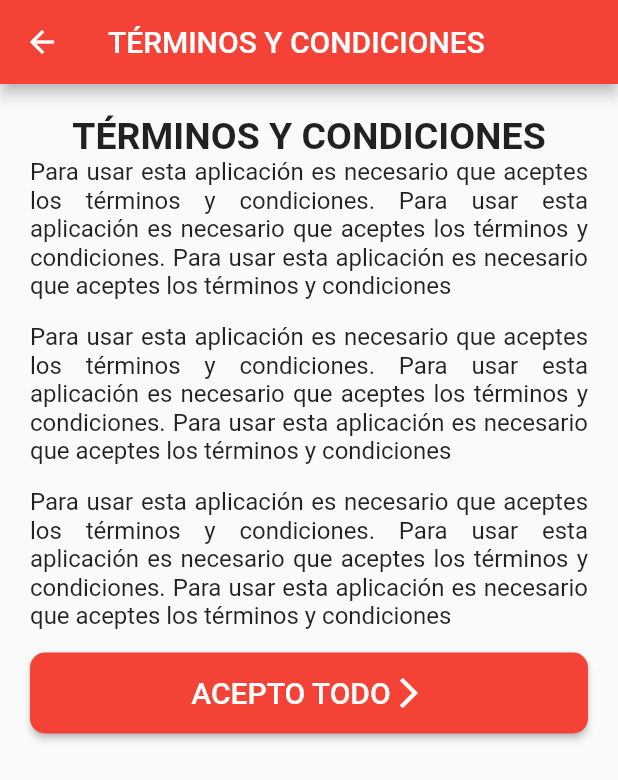
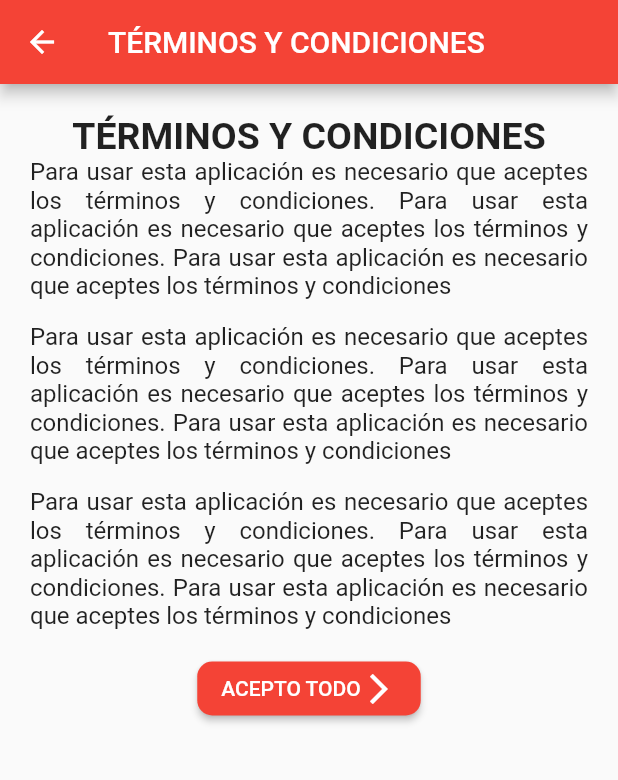
Before and after one commit to ocampojosue/flutter_start, a Flutter app: the screen it shows after launch, after a tap on "IR A SIGUIENTE PANTALLA", on a phone screen of 412 x 824 dp. Shown: the top 780 px of the screen. Run offline on Flutter 3.47's test engine with Material 2 defaults, Android fonts, the phone set to English and light mode, and no system bars.

Commit message:
Navegar entre varias pantallas02

```diff
--- a/lib/main.dart
+++ b/lib/main.dart
@@ -39,7 +39,6 @@ class _HomeState extends State<Home> {
         child: Column(
           mainAxisAlignment: MainAxisAlignment.center,
           children: <Widget>[
-            const Text("HOME"),
             ElevatedButton(
               onPressed: () => {
                 Navigator.push(context,
--- a/lib/pages/page02.dart
+++ b/lib/pages/page02.dart
@@ -59,20 +59,14 @@ class Page02 extends StatelessWidget {
                 shape: RoundedRectangleBorder(
                   borderRadius: BorderRadius.circular(10.0),
                 ),
-                padding: const EdgeInsets.symmetric(
-                  vertical: 15.0,
-                  horizontal: 10.0,
-                ),
                 primary: Colors.red,
               ),
               child: Row(
+                mainAxisSize: MainAxisSize.min,
                 mainAxisAlignment: MainAxisAlignment.center,
                 children: const <Widget>[
                   Text(
                     "ACEPTO TODO",
-                    style: TextStyle(
-                      fontSize: 20.0,
-                    ),
                     textAlign: TextAlign.center,
                   ),
                   Icon(
```
